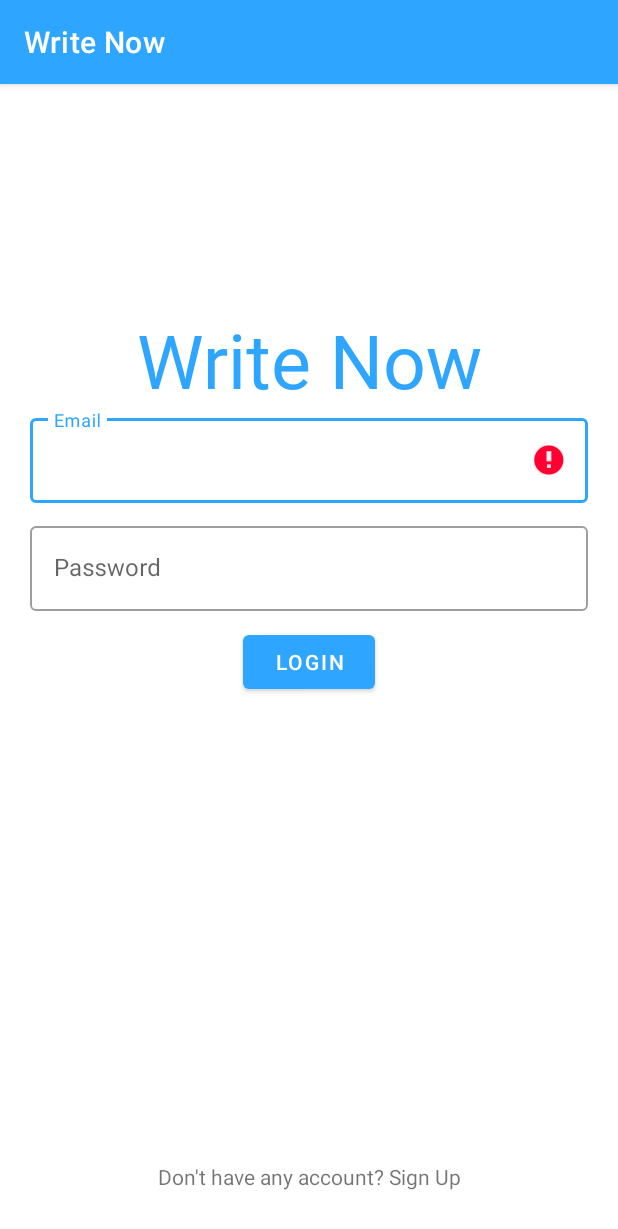
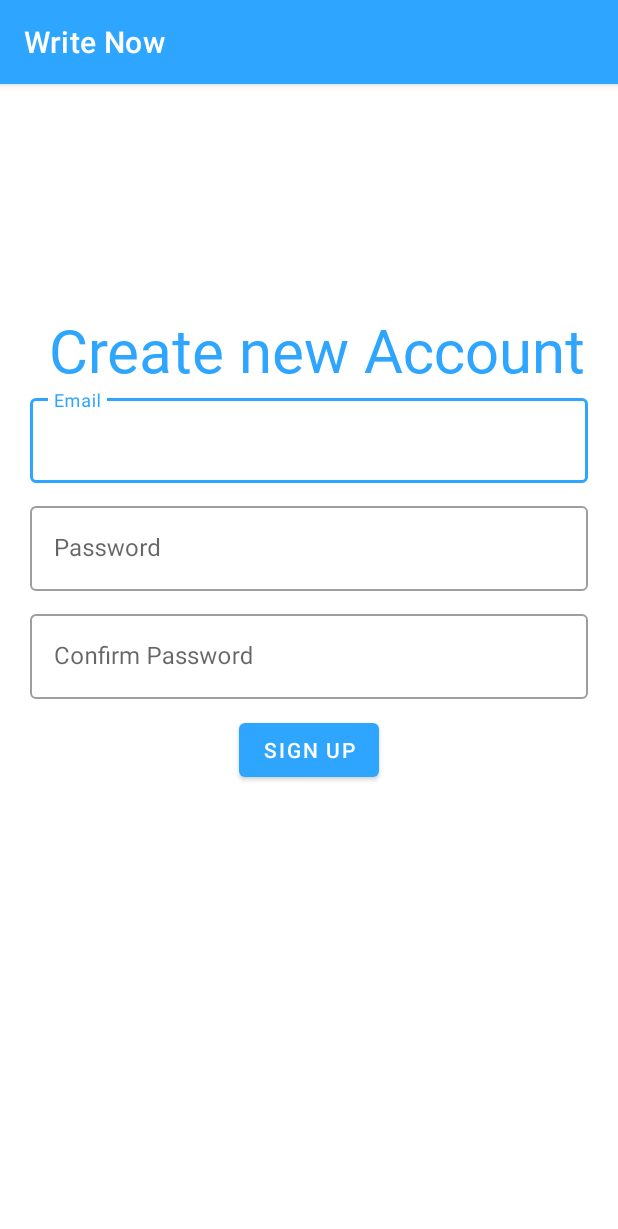
Before and after one commit to SajibMamun/Write-Now, an Android app: the screen it shows after launch (MainActivity before the commit, SignUpActivity after it), after a tap on "Don't have any account? Sign Up", on a phone screen of 412 x 824 dp. Shown: the top 1229 px of the screen. Run offline under Robolectric (Android 15) with nearby library versions, the phone set to English and light mode, and no system bars; 1 other tap on this screen came first.

Commit message:
Sign Up Page create and Validate checked

```diff
--- a/app/src/main/AndroidManifest.xml
+++ b/app/src/main/AndroidManifest.xml
@@ -1,6 +1,6 @@
 <?xml version="1.0" encoding="utf-8"?>
 <manifest xmlns:android="http://schemas.android.com/apk/res/android"
-    package="com.example.writenow">
+    package="com.example.writenow" >
 
     <application
         android:allowBackup="true"
@@ -8,10 +8,13 @@
         android:label="@string/app_name"
         android:roundIcon="@mipmap/ic_launcher_round"
         android:supportsRtl="true"
-        android:theme="@style/Theme.WriteNow">
+        android:theme="@style/Theme.WriteNow" >
+        <activity
+            android:name=".SignUpActivity"
+            android:exported="false" />
         <activity
             android:name=".MainActivity"
-            android:exported="true">
+            android:exported="true" >
             <intent-filter>
                 <action android:name="android.intent.action.MAIN" />
 
--- a/app/src/main/java/com/example/writenow/MainActivity.java
+++ b/app/src/main/java/com/example/writenow/MainActivity.java
@@ -2,6 +2,7 @@ package com.example.writenow;
 
 import androidx.appcompat.app.AppCompatActivity;
 
+import android.content.Intent;
 import android.os.Bundle;
 import android.util.Patterns;
 import android.view.View;
@@ -13,7 +14,6 @@ public class MainActivity extends AppCompatActivity {
     com.google.android.material.textfield.TextInputEditText emailet, passwordet;
     Button loginbtn;
     TextView signuptvbtn;
-
     String email, password;
 
     @Override
@@ -42,6 +42,9 @@ public class MainActivity extends AppCompatActivity {
         signuptvbtn.setOnClickListener(new View.OnClickListener() {
             @Override
             public void onClick(View view) {
+                Intent intent=new Intent(MainActivity.this,SignUpActivity.class);
+                startActivity(intent);
+                finish();
 
 
             }
--- /dev/null
+++ b/app/src/main/java/com/example/writenow/SignUpActivity.java
@@ -0,0 +1,64 @@
+package com.example.writenow;
+
+import androidx.appcompat.app.AppCompatActivity;
+
+import android.os.Bundle;
+import android.util.Patterns;
+import android.view.View;
+import android.widget.Button;
+import android.widget.TextView;
+import android.widget.Toast;
+
+public class SignUpActivity extends AppCompatActivity {
+    com.google.android.material.textfield.TextInputEditText emailetsignup, passwordetsignup, confirmpasswordetsignup;
+    Button Signupbtn;
+
+    String email, password, confirmpassword;
+
+    @Override
+    protected void onCreate(Bundle savedInstanceState) {
+        super.onCreate(savedInstanceState);
+        setContentView(R.layout.activity_sign_up);
+
+        emailetsignup = findViewById(R.id.emailetsignupid);
+        passwordetsignup = findViewById(R.id.passwordetsinguid);
+        confirmpasswordetsignup = findViewById(R.id.confirmpasswordetsignupid);
+        Signupbtn = findViewById(R.id.SignUpButtonid);
+
+
+        Signupbtn.setOnClickListener(new View.OnClickListener() {
+            @Override
+            public void onClick(View view) {
+
+                email = emailetsignup.getText().toString().trim();
+                password = passwordetsignup.getText().toString().trim();
+                confirmpassword = confirmpasswordetsignup.getText().toString().trim();
+
+                if (email.length() == 0) {
+
+                    emailetsignup.setError("enter your email");
+                } else if (!Patterns.EMAIL_ADDRESS.matcher(email).matches()) {
+                    emailetsignup.setError("enter valid email");
+
+                } else if (password.length() == 0) {
+                    passwordetsignup.setError("enter your password");
+                } else if (password.length() < 8) {
+                    passwordetsignup.setError("enter your 8 digit password");
+
+                } else if (confirmpassword.length() == 0) {
+                    confirmpasswordetsignup.setError("enter your password");
+                } else if (confirmpassword.length() < 8) {
+                    confirmpasswordetsignup.setError("enter your 8 digit password");
+
+                } else if (!password.equals(confirmpassword)) {
+                    confirmpasswordetsignup.setError("password doesn't match");
+
+                } else {
+                    Toast.makeText(getApplicationContext(), "Sign Up successfully", Toast.LENGTH_SHORT).show();
+                }
+
+
+            }
+        });
+    }
+}
--- /dev/null
+++ b/app/src/main/res/layout/activity_sign_up.xml
@@ -0,0 +1,95 @@
+<?xml version="1.0" encoding="utf-8"?>
+<RelativeLayout xmlns:android="http://schemas.android.com/apk/res/android"
+    xmlns:app="http://schemas.android.com/apk/res-auto"
+    xmlns:tools="http://schemas.android.com/tools"
+    android:layout_width="match_parent"
+    android:layout_height="match_parent"
+    tools:context=".SignUpActivity">
+
+    <TextView
+        android:id="@+id/signuptv"
+        android:layout_width="match_parent"
+        android:layout_height="wrap_content"
+        android:layout_marginTop="150dp"
+        android:fontFamily="@font/fallingskyblack"
+        android:gravity="center"
+        android:text=" Create new Account"
+        android:textAlignment="center"
+        android:textColor="#2EA5FF"
+        android:textSize="40sp"
+        android:layout_marginLeft="20dp"
+        android:layout_marginRight="20dp"/>
+
+    <com.google.android.material.textfield.TextInputLayout
+        android:id="@+id/Emailedit"
+        style="@style/Widget.MaterialComponents.TextInputLayout.OutlinedBox"
+        android:layout_width="match_parent"
+        android:layout_height="wrap_content"
+        android:layout_below="@id/signuptv"
+        android:layout_marginLeft="20dp"
+        android:layout_marginRight="20dp"
+        android:layout_marginBottom="10dp"
+        android:hint="Email">
+
+        <com.google.android.material.textfield.TextInputEditText
+            android:id="@+id/emailetsignupid"
+            android:layout_width="match_parent"
+            android:layout_height="wrap_content"
+            android:inputType="textEmailAddress"
+
+            />
+
+    </com.google.android.material.textfield.TextInputLayout>
+
+    <com.google.android.material.textfield.TextInputLayout
+        android:id="@+id/password"
+        style="@style/Widget.MaterialComponents.TextInputLayout.OutlinedBox"
+        android:layout_width="match_parent"
+        android:layout_height="wrap_content"
+        android:layout_below="@id/Emailedit"
+        android:layout_marginLeft="20dp"
+        android:layout_marginRight="20dp"
+        android:layout_marginBottom="10dp"
+        android:hint="Password">
+
+        <com.google.android.material.textfield.TextInputEditText
+            android:id="@+id/passwordetsinguid"
+            android:layout_width="match_parent"
+            android:layout_height="wrap_content"
+            android:inputType="textPassword"
+
+            />
+
+    </com.google.android.material.textfield.TextInputLayout>
+    <com.google.android.material.textfield.TextInputLayout
+        android:id="@+id/againpassword"
+        style="@style/Widget.MaterialComponents.TextInputLayout.OutlinedBox"
+        android:layout_width="match_parent"
+        android:layout_height="wrap_content"
+        android:layout_below="@id/password"
+        android:layout_marginLeft="20dp"
+        android:layout_marginRight="20dp"
+        android:layout_marginBottom="10dp"
+        android:hint="Confirm Password">
+
+        <com.google.android.material.textfield.TextInputEditText
+            android:id="@+id/confirmpasswordetsignupid"
+            android:layout_width="match_parent"
+            android:layout_height="wrap_content"
+            android:inputType="textPassword"
+
+            />
+
+    </com.google.android.material.textfield.TextInputLayout>
+
+
+    <Button
+        android:id="@+id/SignUpButtonid"
+        android:layout_width="wrap_content"
+        android:layout_height="wrap_content"
+        android:layout_below="@id/againpassword"
+        android:layout_centerHorizontal="true"
+        android:text="Sign Up" />
+
+
+</RelativeLayout>
```
